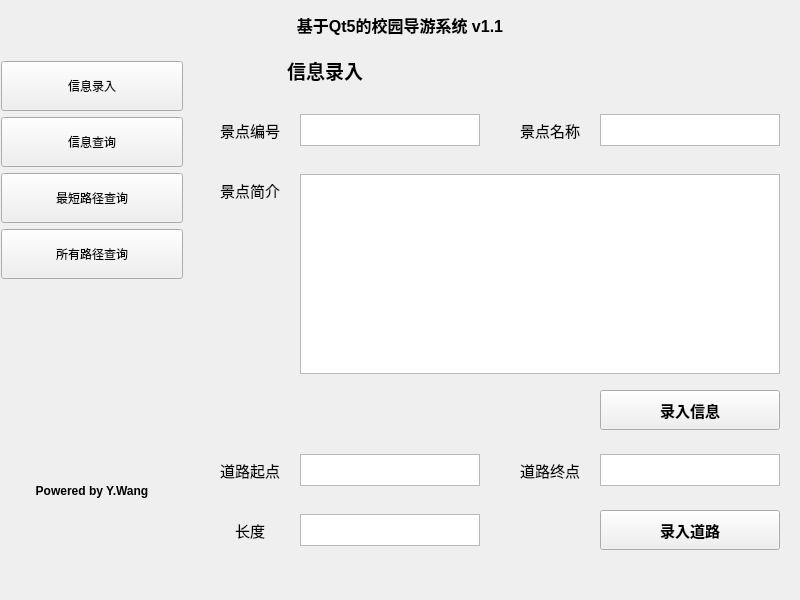
This is GuideWindow.ui in iamywang/Campus-Guide-System as Qt 5 draws it before an edit. The edited form follows.
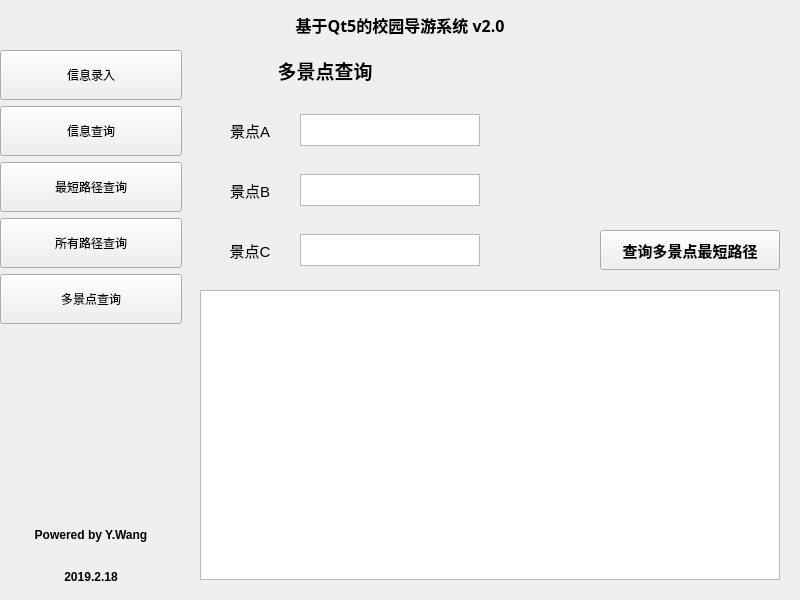
This is the edited form. The open tabs and pages were chosen to show the change. Icons and pictures are not drawn.

Diff of the .ui file:
```diff
--- a/GuideWindow.ui
+++ b/GuideWindow.ui
@@ -29,13 +29,14 @@
     </property>
     <property name="font">
      <font>
+      <family>微软雅黑</family>
       <pointsize>12</pointsize>
       <weight>75</weight>
       <bold>true</bold>
      </font>
     </property>
     <property name="text">
-     <string>基于Qt5的校园导游系统 v1.1</string>
+     <string>基于Qt5的校园导游系统 v2.0</string>
     </property>
     <property name="alignment">
      <set>Qt::AlignCenter</set>
@@ -44,10 +45,10 @@
    <widget class="QWidget" name="layoutWidget">
     <property name="geometry">
      <rect>
-      <x>1</x>
-      <y>61</y>
+      <x>0</x>
+      <y>50</y>
       <width>182</width>
-      <height>449</height>
+      <height>545</height>
      </rect>
     </property>
     <layout class="QVBoxLayout" name="Left_Choosing">
@@ -133,6 +134,29 @@
        </property>
        <property name="icon">
         <iconset>
+         <normaloff>Resources/findroad.png</normaloff>Resources/findroad.png</iconset>
+       </property>
+       <property name="iconSize">
+        <size>
+         <width>40</width>
+         <height>40</height>
+        </size>
+       </property>
+      </widget>
+     </item>
+     <item>
+      <widget class="QPushButton" name="button_left_5">
+       <property name="minimumSize">
+        <size>
+         <width>180</width>
+         <height>50</height>
+        </size>
+       </property>
+       <property name="text">
+        <string>多景点查询</string>
+       </property>
+       <property name="icon">
+        <iconset>
          <normaloff>Resources/multiplaces.png</normaloff>Resources/multiplaces.png</iconset>
        </property>
        <property name="iconSize">
@@ -187,6 +211,31 @@
        </property>
       </widget>
      </item>
+     <item>
+      <widget class="QLabel" name="pix_label_3">
+       <property name="minimumSize">
+        <size>
+         <width>150</width>
+         <height>32</height>
+        </size>
+       </property>
+       <property name="font">
+        <font>
+         <weight>75</weight>
+         <bold>true</bold>
+        </font>
+       </property>
+       <property name="text">
+        <string>2019.2.18</string>
+       </property>
+       <property name="scaledContents">
+        <bool>false</bool>
+       </property>
+       <property name="alignment">
+        <set>Qt::AlignCenter</set>
+       </property>
+      </widget>
+     </item>
     </layout>
    </widget>
    <widget class="QStackedWidget" name="stackedWidget">
@@ -213,6 +262,7 @@
       </property>
       <property name="font">
        <font>
+        <family>微软雅黑</family>
         <pointsize>14</pointsize>
         <weight>75</weight>
         <bold>true</bold>
@@ -772,6 +822,155 @@
       </property>
      </widget>
     </widget>
+    <widget class="QWidget" name="page_5">
+     <widget class="QTextEdit" name="plenty_text_1">
+      <property name="geometry">
+       <rect>
+        <x>100</x>
+        <y>64</y>
+        <width>180</width>
+        <height>32</height>
+       </rect>
+      </property>
+     </widget>
+     <widget class="QTextEdit" name="plenty_text_3">
+      <property name="geometry">
+       <rect>
+        <x>0</x>
+        <y>240</y>
+        <width>580</width>
+        <height>290</height>
+       </rect>
+      </property>
+     </widget>
+     <widget class="QLabel" name="plenty_title">
+      <property name="geometry">
+       <rect>
+        <x>0</x>
+        <y>0</y>
+        <width>250</width>
+        <height>40</height>
+       </rect>
+      </property>
+      <property name="font">
+       <font>
+        <family>微软雅黑</family>
+        <pointsize>14</pointsize>
+        <weight>75</weight>
+        <bold>true</bold>
+       </font>
+      </property>
+      <property name="text">
+       <string>多景点查询</string>
+      </property>
+      <property name="alignment">
+       <set>Qt::AlignCenter</set>
+      </property>
+     </widget>
+     <widget class="QLabel" name="plenty_label_1">
+      <property name="geometry">
+       <rect>
+        <x>0</x>
+        <y>60</y>
+        <width>100</width>
+        <height>40</height>
+       </rect>
+      </property>
+      <property name="font">
+       <font>
+        <pointsize>11</pointsize>
+       </font>
+      </property>
+      <property name="text">
+       <string>景点A</string>
+      </property>
+      <property name="alignment">
+       <set>Qt::AlignCenter</set>
+      </property>
+     </widget>
+     <widget class="QLabel" name="plenty_label_2">
+      <property name="geometry">
+       <rect>
+        <x>0</x>
+        <y>120</y>
+        <width>100</width>
+        <height>40</height>
+       </rect>
+      </property>
+      <property name="font">
+       <font>
+        <pointsize>11</pointsize>
+       </font>
+      </property>
+      <property name="text">
+       <string>景点B</string>
+      </property>
+      <property name="alignment">
+       <set>Qt::AlignCenter</set>
+      </property>
+     </widget>
+     <widget class="QPushButton" name="plenty_button_1">
+      <property name="geometry">
+       <rect>
+        <x>400</x>
+        <y>180</y>
+        <width>180</width>
+        <height>40</height>
+       </rect>
+      </property>
+      <property name="font">
+       <font>
+        <pointsize>11</pointsize>
+        <weight>75</weight>
+        <bold>true</bold>
+       </font>
+      </property>
+      <property name="text">
+       <string>查询多景点最短路径</string>
+      </property>
+     </widget>
+     <widget class="QTextEdit" name="plenty_text_2">
+      <property name="geometry">
+       <rect>
+        <x>100</x>
+        <y>124</y>
+        <width>180</width>
+        <height>32</height>
+       </rect>
+      </property>
+     </widget>
+     <widget class="QLabel" name="plenty_label_3">
+      <property name="geometry">
+       <rect>
+        <x>0</x>
+        <y>180</y>
+        <width>100</width>
+        <height>40</height>
+       </rect>
+      </property>
+      <property name="font">
+       <font>
+        <pointsize>11</pointsize>
+       </font>
+      </property>
+      <property name="text">
+       <string>景点C</string>
+      </property>
+      <property name="alignment">
+       <set>Qt::AlignCenter</set>
+      </property>
+     </widget>
+     <widget class="QTextEdit" name="plenty_text_4">
+      <property name="geometry">
+       <rect>
+        <x>100</x>
+        <y>184</y>
+        <width>180</width>
+        <height>32</height>
+       </rect>
+      </property>
+     </widget>
+    </widget>
    </widget>
    <widget class="QLabel" name="IconLabel">
     <property name="geometry">
```
Left out of the diff: 13 changed lines with no effect on the pictures.
